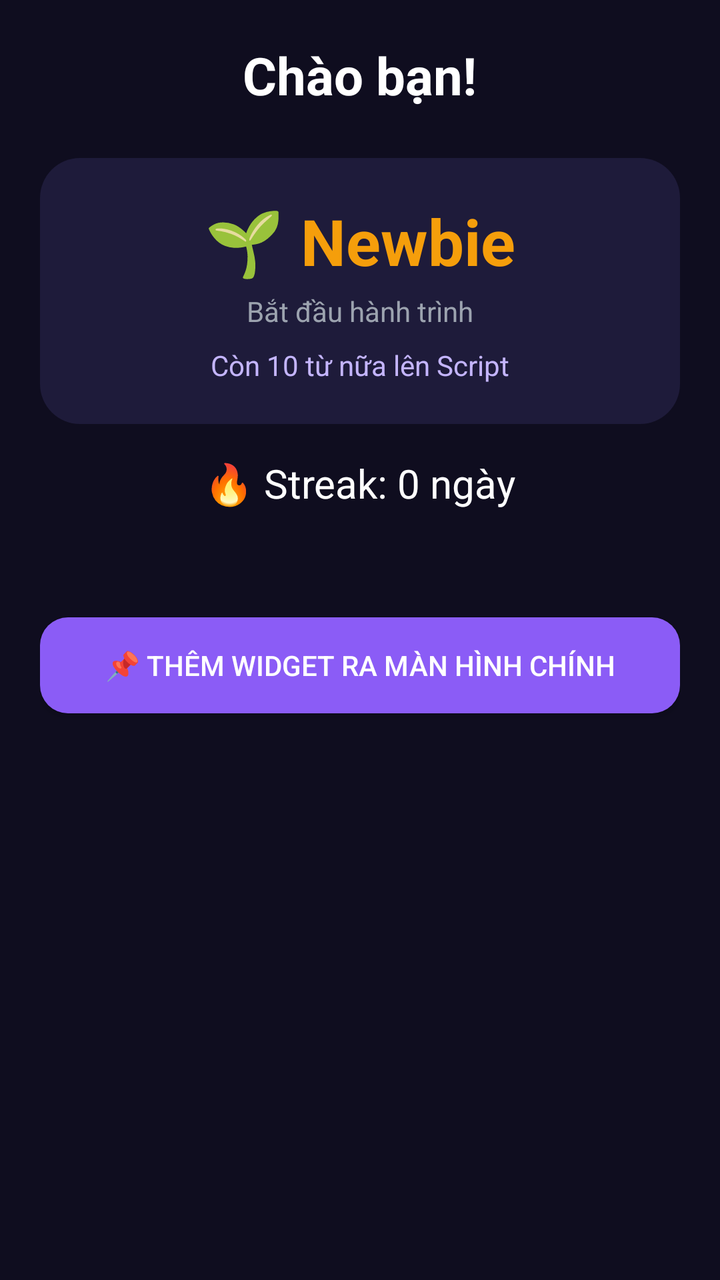
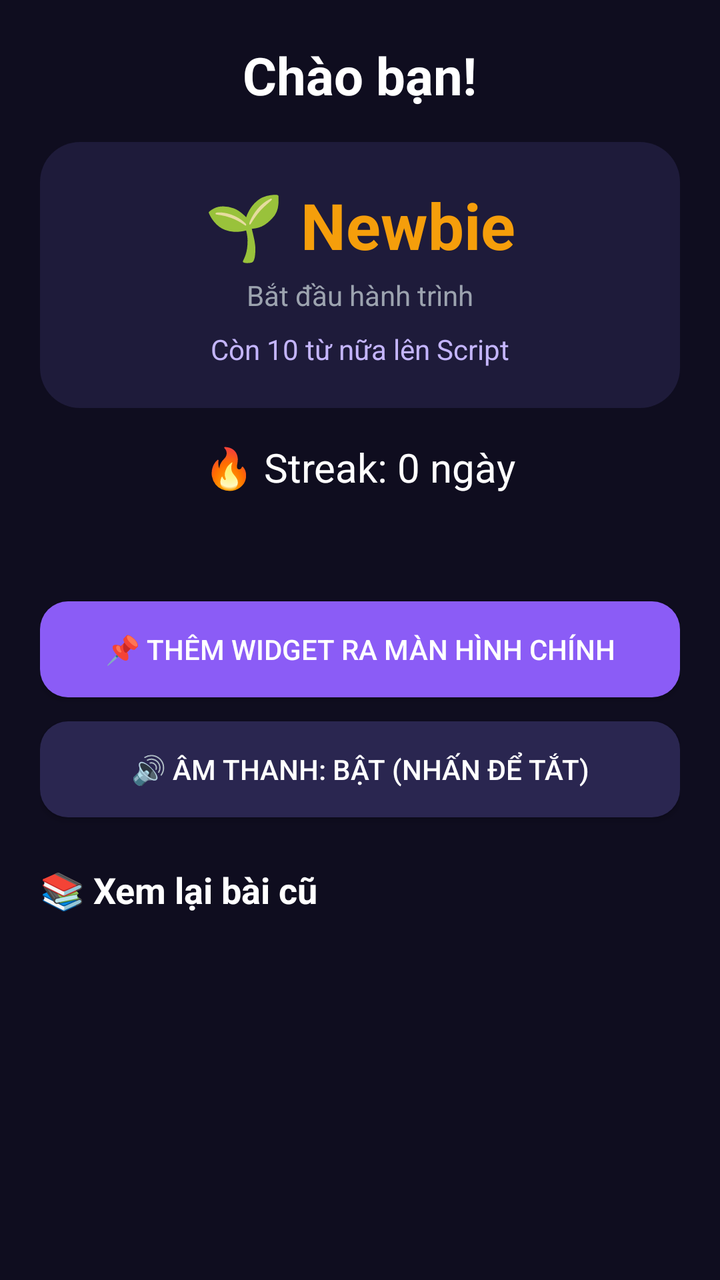

Screens rendered from an Android XML layout before and after an edit, with the pre-edit source and the edit as a unified diff.
<!-- AndroidManifest.xml: application theme AppTheme -->
<!-- res/layout/fragment_profile.xml -->
<?xml version="1.0" encoding="utf-8"?>
<ScrollView xmlns:android="http://schemas.android.com/apk/res/android"
    android:layout_width="match_parent"
    android:layout_height="match_parent"
    android:background="@color/bg"
    android:padding="20dp">

    <LinearLayout
        android:layout_width="match_parent"
        android:layout_height="wrap_content"
        android:orientation="vertical"
        android:gravity="center_horizontal">

        <TextView
            android:id="@+id/tv_hello"
            android:layout_width="wrap_content" android:layout_height="wrap_content"
            android:text="Chào bạn!"
            android:textSize="26sp" android:textStyle="bold"
            android:textColor="@color/text" />

        
        <LinearLayout
            android:id="@+id/mascot_slot"
            android:layout_width="match_parent"
            android:layout_height="wrap_content"
            android:orientation="vertical"
            android:layout_marginTop="8dp" />

        <LinearLayout
            android:layout_width="match_parent"
            android:layout_height="wrap_content"
            android:orientation="vertical"
            android:background="@drawable/card_bg"
            android:padding="20dp"
            android:gravity="center"
            android:layout_marginTop="16dp">

            <TextView
                android:id="@+id/tv_badge"
                android:layout_width="wrap_content" android:layout_height="wrap_content"
                android:text="🌱 Newbie"
                android:textSize="32sp" android:textStyle="bold"
                android:textColor="@color/gold" />

            <TextView
                android:id="@+id/tv_badge_desc"
                android:layout_width="wrap_content" android:layout_height="wrap_content"
                android:text="Bắt đầu hành trình"
                android:textSize="14sp"
                android:textColor="@color/text_dim"
                android:layout_marginTop="4dp" />

            <TextView
                android:id="@+id/tv_next_goal"
                android:layout_width="wrap_content" android:layout_height="wrap_content"
                android:text="Còn 10 từ nữa lên Script"
                android:textSize="14sp"
                android:textColor="@color/accent_light"
                android:layout_marginTop="8dp" />
        </LinearLayout>

        <TextView
            android:id="@+id/tv_streak"
            android:layout_width="wrap_content" android:layout_height="wrap_content"
            android:text="🔥 Streak: 0 ngày"
            android:textSize="20sp"
            android:textColor="@color/text"
            android:layout_marginTop="16dp" />

        <TextView
            android:id="@+id/tv_stats"
            android:layout_width="wrap_content" android:layout_height="wrap_content"
            android:textSize="16sp"
            android:textColor="@color/text_dim"
            android:gravity="center"
            android:layout_marginTop="8dp" />

        <Button
            android:id="@+id/btn_pin_widget"
            android:layout_width="match_parent" android:layout_height="wrap_content"
            android:text="📌 Thêm widget ra màn hình chính"
            android:background="@drawable/btn_primary"
            android:textColor="#FFFFFF"
            android:layout_marginTop="24dp"
            android:layout_marginBottom="24dp" />

    </LinearLayout>
</ScrollView>
<!-- resources referenced by this layout -->
<resources>
  <color name="accent_light">#C4B5FD</color>
  <color name="bg">#0F0D1F</color>
  <color name="gold">#F59E0B</color>
  <color name="text">#FFFFFF</color>
  <color name="text_dim">#9CA3AF</color>
  <!-- drawable btn_primary (drawable) -->
  <?xml version="1.0" encoding="utf-8"?>
  <shape xmlns:android="http://schemas.android.com/apk/res/android"
      android:shape="rectangle">
      <solid android:color="@color/accent" />
      <corners android:radius="14dp" />
  </shape>
  <!-- drawable card_bg (drawable) -->
  <?xml version="1.0" encoding="utf-8"?>
  <shape xmlns:android="http://schemas.android.com/apk/res/android"
      android:shape="rectangle">
      <solid android:color="@color/card" />
      <corners android:radius="20dp" />
  </shape>
  <style name="AppTheme" parent="android:Theme.Material.NoActionBar">
          <item name="android:windowBackground">@color/bg</item>
          <item name="android:textColor">@color/text</item>
          <item name="android:editTextColor">@color/text</item>
      </style>
  <color name="accent">#8B5CF6</color>
  <color name="card">#1E1B3A</color>
</resources>

<!-- the commit's change to res/layout/fragment_profile.xml (unified diff, before → after) -->
@@ -19,12 +19,6 @@
             android:textColor="@color/text" />
 
         
-        <LinearLayout
-            android:id="@+id/mascot_slot"
-            android:layout_width="match_parent"
-            android:layout_height="wrap_content"
-            android:orientation="vertical"
-            android:layout_marginTop="8dp" />
 
         <LinearLayout
             android:layout_width="match_parent"
@@ -81,7 +75,30 @@
             android:text="📌 Thêm widget ra màn hình chính"
             android:background="@drawable/btn_primary"
             android:textColor="#FFFFFF"
-            android:layout_marginTop="24dp"
+            android:layout_marginTop="24dp" />
+
+        
+        <Button
+            android:id="@+id/btn_sound"
+            android:layout_width="match_parent" android:layout_height="wrap_content"
+            android:text="🔊 Âm thanh: Bật (nhấn để tắt)"
+            android:background="@drawable/btn_ghost"
+            android:textColor="#FFFFFF"
+            android:layout_marginTop="12dp" />
+
+        
+        <TextView
+            android:layout_width="match_parent" android:layout_height="wrap_content"
+            android:text="📚 Xem lại bài cũ"
+            android:textSize="18sp" android:textStyle="bold"
+            android:textColor="@color/text"
+            android:layout_marginTop="24dp" />
+
+        <LinearLayout
+            android:id="@+id/past_lessons"
+            android:layout_width="match_parent"
+            android:layout_height="wrap_content"
+            android:orientation="vertical"
             android:layout_marginBottom="24dp" />
 
     </LinearLayout>
<!-- resource entries referenced after the edit -->
@@ -5,6 +5,13 @@
   <color name="gold">#F59E0B</color>
   <color name="text">#FFFFFF</color>
   <color name="text_dim">#9CA3AF</color>
+  <!-- drawable btn_ghost (drawable) -->
+  <?xml version="1.0" encoding="utf-8"?>
+  <shape xmlns:android="http://schemas.android.com/apk/res/android"
+      android:shape="rectangle">
+      <solid android:color="#2A2650" />
+      <corners android:radius="14dp" />
+  </shape>
   <!-- drawable btn_primary (drawable) -->
   <?xml version="1.0" encoding="utf-8"?>
   <shape xmlns:android="http://schemas.android.com/apk/res/android"
